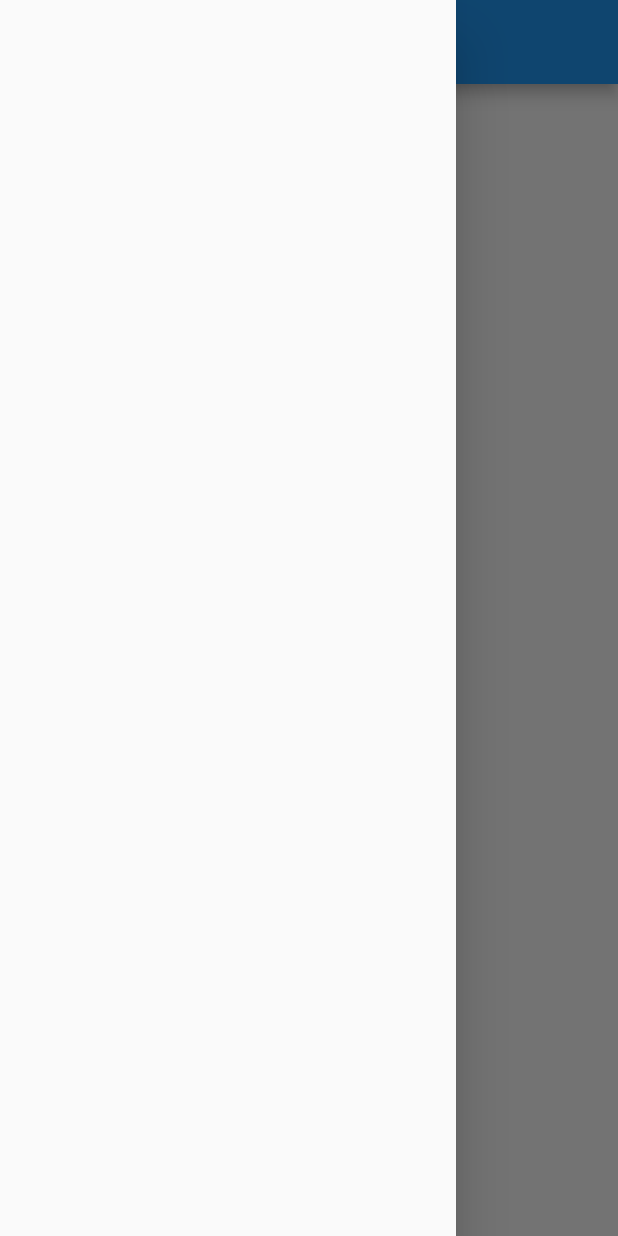
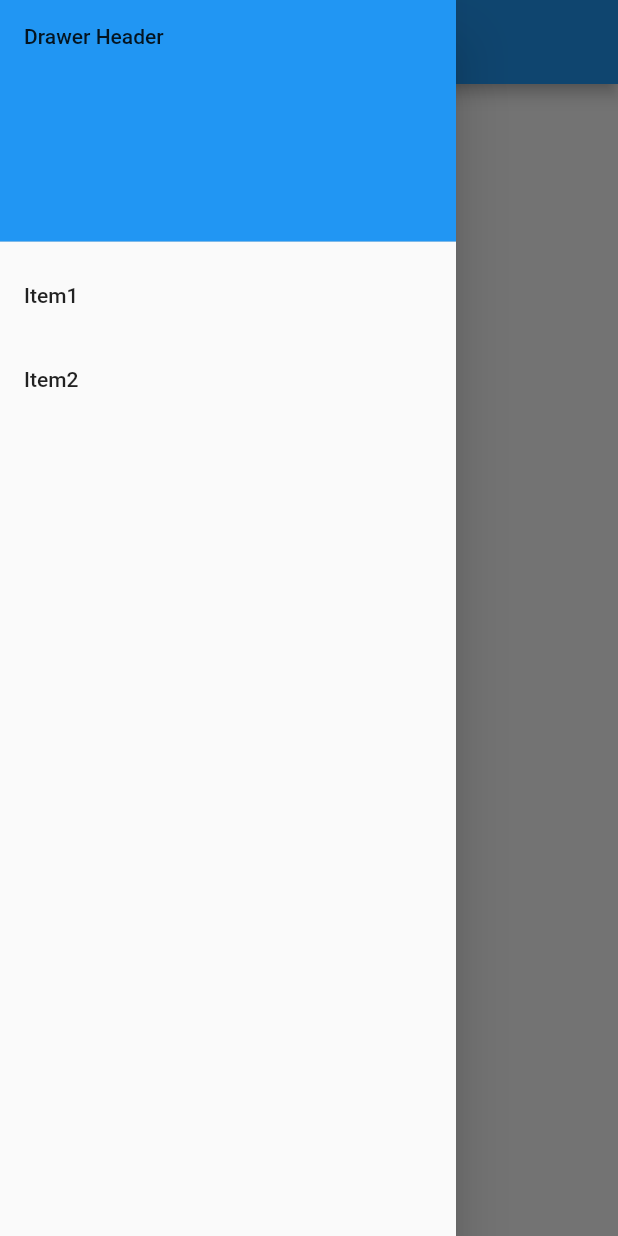
Before and after one commit to HirushaR/animation_app_01, a Flutter app: the screen it shows after launch, with the side drawer open, on a phone screen of 412 x 824 dp. Run offline on Flutter 3.47's test engine with Material 2 defaults, Android fonts, the phone set to English and light mode, and no system bars.

Commit message:
add the items to drawer

```diff
--- a/lib/main.dart
+++ b/lib/main.dart
@@ -16,7 +16,25 @@ class LoginScreen  extends StatelessWidget {
   Widget build(BuildContext context) {
     return Scaffold(
       drawer: Drawer(
-
+        child: ListView(
+          padding: EdgeInsets.zero,
+          children: <Widget>[
+            DrawerHeader(
+              child: Text('Drawer Header'),
+              decoration: BoxDecoration(
+                color: Colors.blue,
+              ),
+            ),
+            ListTile(
+              title: Text('Item1'),
+              onTap: (){},
+            ),
+            ListTile(
+              title: Text('Item2'),
+              onTap: (){},
+            )
+          ],
+        ),
       ),
       appBar: AppBar(
         title: Text('ANIMATIOn'),
```
